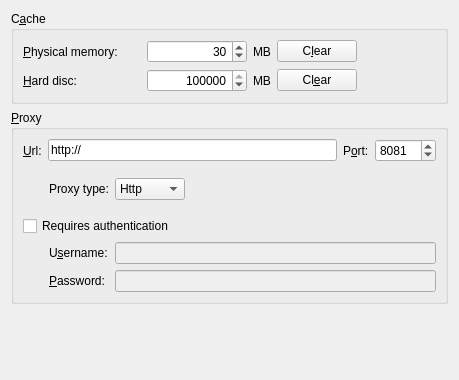
The window that src/lib/MarbleCacheSettingsWidget.ui (KDE/marble) describes before a commit, drawn with Qt 5.
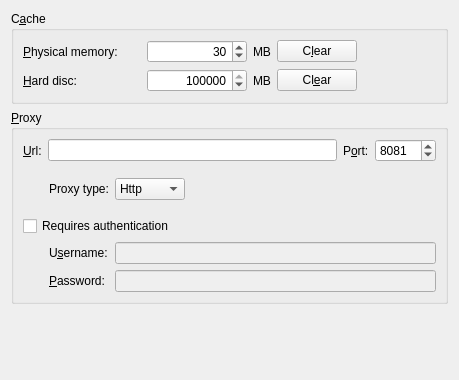
The same window after the commit.

Commit message: - Don't suggest "http://" for the proxy.

```diff
--- a/src/lib/MarbleCacheSettingsWidget.ui
+++ b/src/lib/MarbleCacheSettingsWidget.ui
@@ -198,7 +198,7 @@
         <item>
          <widget class="QLineEdit" name="kcfg_proxyUrl">
           <property name="text">
-           <string>http://</string>
+           <string></string>
           </property>
          </widget>
         </item>
```
